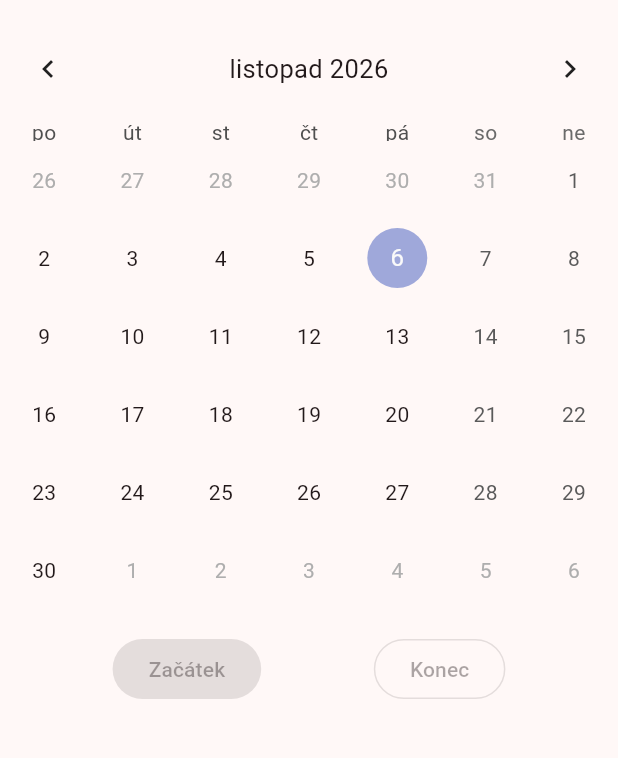
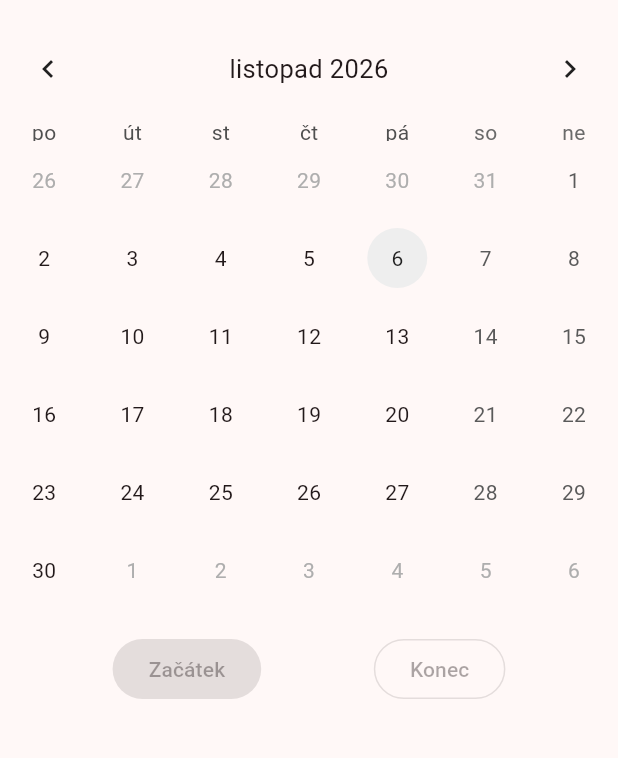
Before and after one commit to Michaela215/cycle-calendar, a Flutter app: the screen it shows after launch, on a phone screen of 412 x 824 dp, the part 63-821 px from its top. Run offline on Flutter 3.47's test engine with Material 3 defaults, Android fonts, the phone set to English and light mode, and no system bars; drawn by our look-alikes of table_calendar; our stand-ins replace flutter_secure_storage.

Commit message:
Update calendar colors and add peak fertility days

```diff
--- /dev/null
+++ b/lib/fertility.dart
@@ -0,0 +1,28 @@
+const int defaultCycleLength = 28;
+
+DateTime dateOnly(DateTime d) => DateTime.utc(d.year, d.month, d.day);
+
+DateTime addDays(DateTime d, int days) =>
+    DateTime.utc(d.year, d.month, d.day + days);
+
+DateTime nextPeriodStart(DateTime lastStart,
+        {int cycleLength = defaultCycleLength}) =>
+    addDays(lastStart, cycleLength);
+
+DateTime ovulationDay(DateTime lastStart,
+        {int cycleLength = defaultCycleLength}) =>
+    addDays(lastStart, cycleLength - 14);
+
+bool isFertileDay(DateTime day, DateTime lastStart,
+    {int cycleLength = defaultCycleLength}) {
+  final ovulation = ovulationDay(lastStart, cycleLength: cycleLength);
+  final d = dateOnly(day);
+  return !d.isBefore(addDays(ovulation, -5)) &&
+      !d.isAfter(addDays(ovulation, 1));
+}
+bool isPeakFertileDay(DateTime day, DateTime lastStart,
+    {int cycleLength = defaultCycleLength}) {
+  final ovulation = ovulationDay(lastStart, cycleLength: cycleLength);
+  final d = dateOnly(day);
+  return !d.isBefore(addDays(ovulation, -2)) && !d.isAfter(ovulation);
+}
--- a/lib/main.dart
+++ b/lib/main.dart
@@ -1,8 +1,9 @@
 import 'package:flutter/material.dart';
 import 'package:intl/date_symbol_data_local.dart';
+import 'package:intl/intl.dart';
 import 'package:table_calendar/table_calendar.dart';
 
-
+import 'fertility.dart';
 import 'period_storage.dart';
 
 Future<void> main() async {
@@ -88,13 +89,40 @@ class _CalendarPageState extends State<CalendarPage> {
     );
   }
 
+  Widget _fertilityInfo() {
+    final start = _periodStart;
+    if (start == null) return const SizedBox.shrink();
+
+    final ovulation = ovulationDay(start);
+    final format = DateFormat('d. M.', 'cs_CZ');
+    final from = format.format(addDays(ovulation, -5));
+    final to = format.format(addDays(ovulation, 1));
+    final next = format.format(nextPeriodStart(start));
+
+    return Padding(
+      padding: const EdgeInsets.all(16),
+      child: Column(
+        children: [
+          Text('Odhad plodných dnů: $from – $to'),
+          Text('Odhad další menstruace: $next'),
+          const SizedBox(height: 8),
+          const Text(
+            'Pouze orientační, není antikoncepce.',
+            style: TextStyle(fontStyle: FontStyle.italic),
+          ),
+        ],
+      ),
+    );
+  }
+
   @override
   Widget build(BuildContext context) {
     final daySelected = _selectedDay != null;
 
     return Scaffold(
       appBar: AppBar(title: const Text('Feel & Flow 🌸')),
-      body: Column(
+      body: SingleChildScrollView(
+        child: Column(
           children: [
             TableCalendar(
               locale: 'cs_CZ',
@@ -110,6 +138,11 @@ class _CalendarPageState extends State<CalendarPage> {
               rangeEndDay: _periodEnd,
               calendarStyle: CalendarStyle(
                 rangeHighlightColor: Colors.pink.shade100,
+                todayDecoration: BoxDecoration(
+                  color: Colors.grey.shade200,
+                  shape: BoxShape.circle,
+                ),
+                todayTextStyle: const TextStyle(color: Colors.black87),
                 rangeStartDecoration: const BoxDecoration(
                   color: Colors.pink,
                   shape: BoxShape.circle,
@@ -118,6 +151,31 @@ class _CalendarPageState extends State<CalendarPage> {
                   color: Colors.pink,
                   shape: BoxShape.circle,
                 ),
+              ),
+              calendarBuilders: CalendarBuilders(
+                defaultBuilder: (context, day, focusedDay) {
+                  final start = _periodStart;
+                  if (start == null || !isFertileDay(day, start)) {
+                    return null;
+                  }
+                  final peak = isPeakFertileDay(day, start);
+                  return Container(
+                    margin: const EdgeInsets.all(6),
+                    alignment: Alignment.center,
+                    decoration: BoxDecoration(
+                      shape: BoxShape.circle,
+                      color: peak
+                          ? Colors.blue.shade600
+                          : Colors.lightBlue.shade100,
+                    ),
+                    child: Text(
+                      '${day.day}',
+                      style: TextStyle(
+                        color: peak ? Colors.white : Colors.black87,
+                      ),
+                    ),
+                  );
+                },
               ),
               selectedDayPredicate: (day) => isSameDay(_selectedDay, day),
               onDaySelected: (selectedDay, focusedDay) {
@@ -141,7 +199,9 @@ class _CalendarPageState extends State<CalendarPage> {
                 ),
               ],
             ),
+            _fertilityInfo(),
           ],
+        ),
       ),
     );
   }
```
Also changed, not shown: 1 other file. Lines whose indentation alone changed are shown as unchanged.
